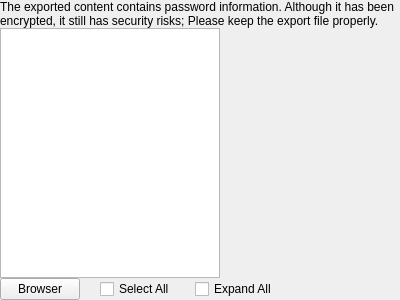
Before: the Qt Designer form App/modules/import_export/import_widget.ui in fengzhu2007/anycode, drawn with Qt 5.
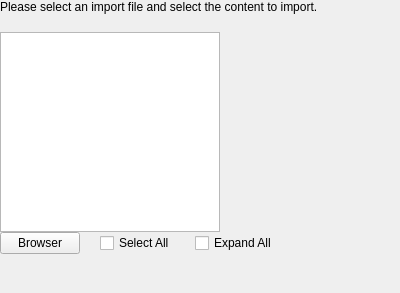
After: the same form once the commit is applied.

What changed in the file:
```diff
--- a/App/modules/import_export/import_widget.ui
+++ b/App/modules/import_export/import_widget.ui
@@ -7,7 +7,7 @@
     <x>0</x>
     <y>0</y>
     <width>400</width>
-    <height>300</height>
+    <height>293</height>
    </rect>
   </property>
   <property name="windowTitle">
@@ -32,13 +32,29 @@
    <item>
     <widget class="QLabel" name="label">
      <property name="text">
-      <string>The exported content contains password information. Although it has been encrypted, it still has security risks; Please keep the export file properly.</string>
+      <string>Please select an import file and select the content to import.</string>
      </property>
      <property name="wordWrap">
       <bool>true</bool>
      </property>
     </widget>
    </item>
+   <item>
+    <spacer name="verticalSpacer_2">
+     <property name="orientation">
+      <enum>Qt::Vertical</enum>
+     </property>
+     <property name="sizeType">
+      <enum>QSizePolicy::Fixed</enum>
+     </property>
+     <property name="sizeHint" stdset="0">
+      <size>
+       <width>20</width>
+       <height>18</height>
+      </size>
+     </property>
+    </spacer>
+   </item>
    <item>
     <layout class="QHBoxLayout" name="horizontalLayout_2">
      <item>
@@ -46,7 +62,7 @@
        <property name="minimumSize">
         <size>
          <width>0</width>
-         <height>195</height>
+         <height>140</height>
         </size>
        </property>
        <attribute name="headerVisible">
@@ -139,6 +155,22 @@
      </item>
     </layout>
    </item>
+   <item>
+    <spacer name="verticalSpacer">
+     <property name="orientation">
+      <enum>Qt::Vertical</enum>
+     </property>
+     <property name="sizeType">
+      <enum>QSizePolicy::Preferred</enum>
+     </property>
+     <property name="sizeHint" stdset="0">
+      <size>
+       <width>20</width>
+       <height>39</height>
+      </size>
+     </property>
+    </spacer>
+   </item>
   </layout>
  </widget>
  <resources/>
```
